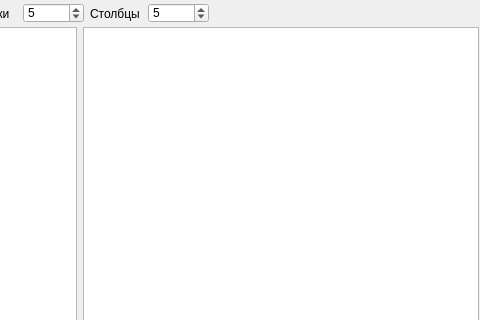
Before: the Qt Designer form mainwindow.ui in MZKey/RandArray, drawn with Qt 5; both pictures show x 320 to 800 and y 0 to 320 of the 800 by 600 pixel window.
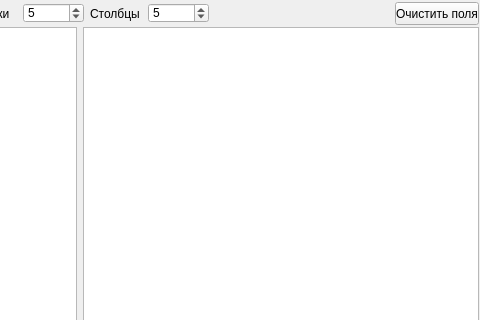
After: the same form once the commit is applied.

The edit to the form file:
```diff
--- a/mainwindow.ui
+++ b/mainwindow.ui
@@ -198,6 +198,19 @@
         </property>
        </spacer>
       </item>
+      <item>
+       <widget class="QPushButton" name="btnClear">
+        <property name="maximumSize">
+         <size>
+          <width>84</width>
+          <height>23</height>
+         </size>
+        </property>
+        <property name="text">
+         <string>Очистить поля</string>
+        </property>
+       </widget>
+      </item>
      </layout>
     </item>
     <item>
```
